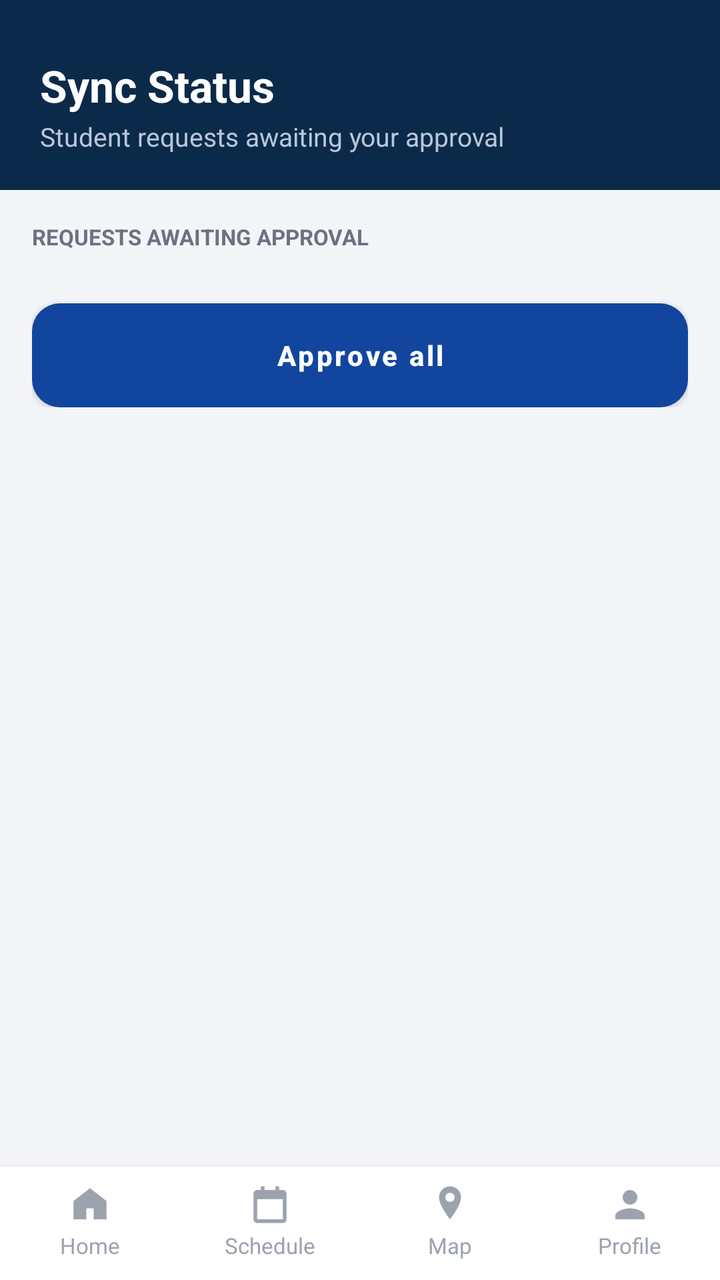
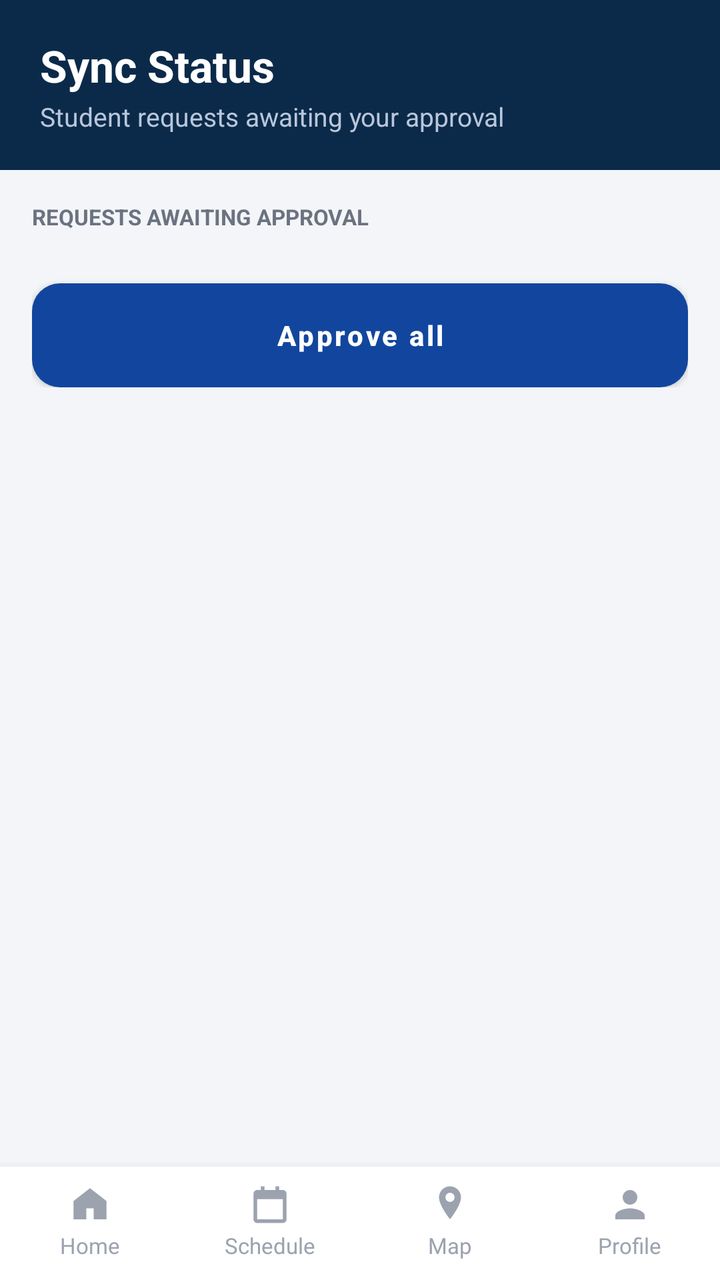

An Android layout rendered at two revisions. The XML below is the earlier revision; the diff shows what the commit changed to produce the second picture.
<!-- AndroidManifest.xml: application theme Theme.CampusApp -->
<!-- res/layout/activity_sync_status.xml -->
<?xml version="1.0" encoding="utf-8"?>
<LinearLayout xmlns:android="http://schemas.android.com/apk/res/android"
    android:layout_width="match_parent"
    android:layout_height="match_parent"
    android:orientation="vertical"
    android:background="@color/background">

    <LinearLayout style="@style/SectionHeader">
        <TextView android:layout_width="wrap_content" android:layout_height="wrap_content"
            android:text="Sync Status" android:textColor="@color/white" android:textSize="22sp" android:textStyle="bold"/>
        <TextView android:layout_width="wrap_content" android:layout_height="wrap_content" android:layout_marginTop="2dp"
            android:text="Student requests awaiting your approval" android:textColor="#B9C6DA" android:textSize="13sp"/>
    </LinearLayout>

    <ScrollView android:layout_width="match_parent" android:layout_height="0dp" android:layout_weight="1">
        <LinearLayout android:layout_width="match_parent" android:layout_height="wrap_content" android:orientation="vertical" android:padding="16dp">

            <TextView
                android:layout_width="wrap_content" android:layout_height="wrap_content"
                android:text="REQUESTS AWAITING APPROVAL" android:textSize="11sp" android:textStyle="bold" android:textColor="@color/text_gray"
                android:layout_marginBottom="8dp"/>

            <LinearLayout android:id="@+id/pendingContainer" android:layout_width="match_parent" android:layout_height="wrap_content" android:orientation="vertical"/>

            <TextView
                android:id="@+id/tvEmptyState"
                android:layout_width="match_parent" android:layout_height="wrap_content"
                android:layout_marginTop="4dp"
                android:text="No pending requests right now."
                android:textColor="@color/text_gray_light" android:textSize="13sp"
                android:visibility="gone"/>

            <Button
                android:id="@+id/btnSyncNow"
                android:layout_width="match_parent" android:layout_height="52dp"
                android:layout_marginTop="18dp"
                android:background="@drawable/bg_button_blue" android:text="Approve all"
                android:textAllCaps="false" android:textColor="@color/white" android:textStyle="bold" android:elevation="0dp"/>

        </LinearLayout>
    </ScrollView>

    <include layout="@layout/layout_bottom_nav" android:id="@+id/bottomNavInclude"/>

</LinearLayout>
<!-- res/layout/layout_bottom_nav.xml (included above) -->
<?xml version="1.0" encoding="utf-8"?>
<LinearLayout xmlns:android="http://schemas.android.com/apk/res/android"
    android:id="@+id/bottomNav"
    android:layout_width="match_parent"
    android:layout_height="wrap_content"
    android:orientation="horizontal"
    android:background="@color/white"
    android:elevation="8dp"
    android:paddingTop="8dp"
    android:paddingBottom="10dp">

    <LinearLayout android:id="@+id/navHome" style="@style/BottomNavItem">
        <ImageView android:id="@+id/navHomeIcon" style="@style/BottomNavIcon" android:src="@drawable/ic_home"/>
        <TextView android:id="@+id/navHomeLabel" style="@style/BottomNavLabel" android:text="Home"/>
    </LinearLayout>

    <LinearLayout android:id="@+id/navSchedule" style="@style/BottomNavItem">
        <ImageView android:id="@+id/navScheduleIcon" style="@style/BottomNavIcon" android:src="@drawable/ic_schedule"/>
        <TextView android:id="@+id/navScheduleLabel" style="@style/BottomNavLabel" android:text="Schedule"/>
    </LinearLayout>

    <LinearLayout android:id="@+id/navMap" style="@style/BottomNavItem">
        <ImageView android:id="@+id/navMapIcon" style="@style/BottomNavIcon" android:src="@drawable/ic_map"/>
        <TextView android:id="@+id/navMapLabel" style="@style/BottomNavLabel" android:text="@string/map"/>
    </LinearLayout>

    <LinearLayout android:id="@+id/navProfile" style="@style/BottomNavItem">
        <ImageView android:id="@+id/navProfileIcon" style="@style/BottomNavIcon" android:src="@drawable/ic_profile"/>
        <TextView android:id="@+id/navProfileLabel" style="@style/BottomNavLabel" android:text="Profile"/>
    </LinearLayout>

</LinearLayout>
<!-- resources referenced by this layout -->
<resources>
  <color name="background">#F3F5F8</color>
  <color name="text_gray">#6B7280</color>
  <color name="text_gray_light">#9CA3AF</color>
  <color name="white">#FFFFFF</color>
  <!-- drawable bg_button_blue (drawable) -->
  <?xml version="1.0" encoding="utf-8"?>
  <shape xmlns:android="http://schemas.android.com/apk/res/android" android:shape="rectangle">
      <solid android:color="@color/primary_blue" />
      <corners android:radius="14dp" />
  </shape>
  <!-- drawable ic_home (drawable) -->
  <vector xmlns:android="http://schemas.android.com/apk/res/android"
      android:width="24dp" android:height="24dp" android:viewportWidth="24" android:viewportHeight="24"
      android:tint="?attr/colorControlNormal">
      <path android:fillColor="@android:color/white"
          android:pathData="M12,3 L21,10 L21,20 L14,20 L14,14 L10,14 L10,20 L3,20 L3,10 Z"
          android:fillType="evenOdd"/>
  </vector>
  <!-- drawable ic_map (drawable) -->
  <vector xmlns:android="http://schemas.android.com/apk/res/android"
      android:width="24dp" android:height="24dp" android:viewportWidth="24" android:viewportHeight="24">
      <path android:fillColor="@android:color/white"
          android:pathData="M12,2 C8.7,2 6,4.7 6,8 C6,12.5 12,20 12,20 C12,20 18,12.5 18,8 C18,4.7 15.3,2 12,2 Z M12,10.5 C10.6,10.5 9.5,9.4 9.5,8 C9.5,6.6 10.6,5.5 12,5.5 C13.4,5.5 14.5,6.6 14.5,8 C14.5,9.4 13.4,10.5 12,10.5 Z"/>
  </vector>
  <!-- drawable ic_profile (drawable) -->
  <vector xmlns:android="http://schemas.android.com/apk/res/android"
      android:width="24dp" android:height="24dp" android:viewportWidth="24" android:viewportHeight="24">
      <path android:fillColor="@android:color/white"
          android:pathData="M12,12 C14.2,12 16,10.2 16,8 C16,5.8 14.2,4 12,4 C9.8,4 8,5.8 8,8 C8,10.2 9.8,12 12,12 Z M12,14 C9.3,14 4,15.3 4,18 L4,20 L20,20 L20,18 C20,15.3 14.7,14 12,14 Z"/>
  </vector>
  <string name="map">Map</string>
  <style name="BottomNavIcon">
          <item name="android:layout_width">22dp</item>
          <item name="android:layout_height">22dp</item>
          <item name="android:tint">@color/text_gray_light</item>
      </style>
  <style name="BottomNavLabel">
          <item name="android:layout_width">wrap_content</item>
          <item name="android:layout_height">wrap_content</item>
          <item name="android:layout_marginTop">2dp</item>
          <item name="android:textSize">11sp</item>
          <item name="android:textColor">@color/text_gray_light</item>
      </style>
  <style name="SectionHeader">
          <item name="android:layout_width">match_parent</item>
          <item name="android:layout_height">wrap_content</item>
          <item name="android:background">@color/navy_dark</item>
          <item name="android:paddingLeft">20dp</item>
          <item name="android:paddingRight">20dp</item>
          <item name="android:paddingTop">28dp</item>
          <item name="android:paddingBottom">18dp</item>
          <item name="android:orientation">vertical</item>
      </style>
  <style name="Theme.CampusApp" parent="Theme.MaterialComponents.Light.NoActionBar">
          <item name="colorPrimary">@color/primary_blue</item>
          <item name="colorPrimaryDark">@color/navy_dark</item>
          <item name="colorAccent">@color/primary_red</item>
          <item name="android:windowBackground">@color/background</item>
          <item name="android:statusBarColor">@color/navy_dark</item>
      </style>
  <color name="primary_blue">#12469E</color>
  <color name="navy_dark">#0B2A4A</color>
  <color name="primary_red">#C31432</color>
  <!-- unchanged entries left out for length: 2 -->
</resources>

<!-- the commit's change to res/layout/activity_sync_status.xml (unified diff, before → after) -->
@@ -1,5 +1,6 @@
 <?xml version="1.0" encoding="utf-8"?>
 <LinearLayout xmlns:android="http://schemas.android.com/apk/res/android"
+    xmlns:app="http://schemas.android.com/apk/res-auto"
     android:layout_width="match_parent"
     android:layout_height="match_parent"
     android:orientation="vertical"
@@ -34,7 +35,8 @@
                 android:id="@+id/btnSyncNow"
                 android:layout_width="match_parent" android:layout_height="52dp"
                 android:layout_marginTop="18dp"
-                android:background="@drawable/bg_button_blue" android:text="Approve all"
+                android:background="@drawable/bg_button_blue"
+            app:backgroundTint="@null" android:text="Approve all"
                 android:textAllCaps="false" android:textColor="@color/white" android:textStyle="bold" android:elevation="0dp"/>
 
         </LinearLayout>
<!-- resource entries referenced after the edit -->
@@ -49,7 +49,7 @@
           <item name="android:background">@color/navy_dark</item>
           <item name="android:paddingLeft">20dp</item>
           <item name="android:paddingRight">20dp</item>
-          <item name="android:paddingTop">28dp</item>
+          <item name="android:paddingTop">18dp</item>
           <item name="android:paddingBottom">18dp</item>
           <item name="android:orientation">vertical</item>
       </style>
